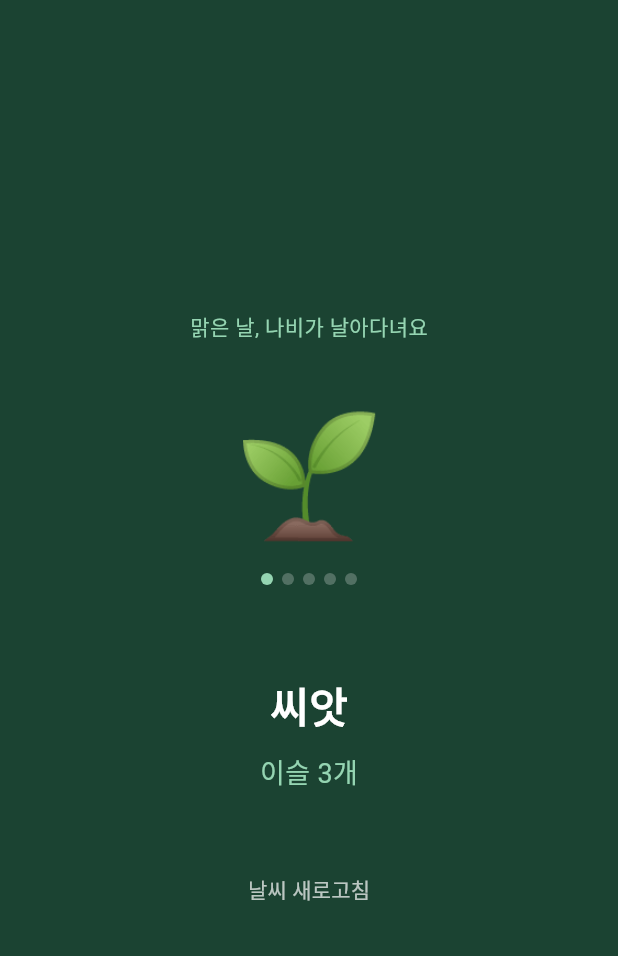
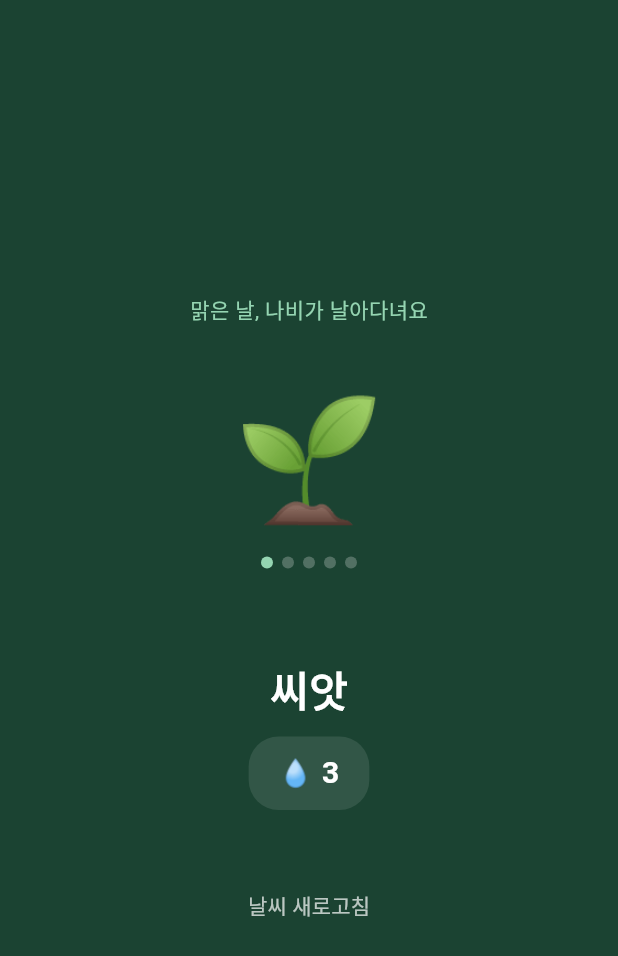
Before and after one commit to isopha2003/The_Forest_While_Asleep, a Flutter app: the screen it shows after launch, after a tap on "확인", on a phone screen of 412 x 824 dp. Shown: the top 956 px of the screen. Run offline on Flutter 3.47's test engine with Material 3 defaults, Android fonts, the phone set to English and light mode, and no system bars; our stand-ins replace flutter_riverpod, geolocator, hive_flutter; accounts and stored records are empty.

Commit message:
이슬 획득 UI 연결 (오프라인 보상, 동물 보상 애니메이션 표시)

```diff
--- a/lib/screens/forest_screen.dart
+++ b/lib/screens/forest_screen.dart
@@ -7,6 +7,7 @@ import '../services/weather_service.dart';
 import '../services/animal_service.dart';
 import '../widgets/tree_widget.dart';
 import '../widgets/animal_popup.dart';
+import '../widgets/dew_popup.dart';
 
 class ForestScreen extends ConsumerStatefulWidget {
   const ForestScreen({super.key});
@@ -21,6 +22,8 @@ class _ForestScreenState extends ConsumerState<ForestScreen> {
   bool _isLoading = true;
   bool _showGrowMessage = false;
   List<Animal> _visitingAnimals = [];
+  int _dewPopupAmount = 0;
+  bool _showDewPopup = false;
 
   @override
   void initState() {
@@ -37,6 +40,9 @@ class _ForestScreenState extends ConsumerState<ForestScreen> {
       weatherType: weather,
     );
 
+    // 오프라인 이슬 계산
+    final offlineDew = elapsed ~/ 60;
+
     setState(() {
       _forestState = _forestState.applyElapsedTime(elapsed);
       _weatherType = weather;
@@ -44,9 +50,15 @@ class _ForestScreenState extends ConsumerState<ForestScreen> {
       _isLoading = false;
     });
 
-    // 이슬 보상 적용
+    // 오프라인 이슬 팝업
+    if (offlineDew > 0) {
+      _showDew(offlineDew);
+    }
+
+    // 동물 이슬 보상
     if (animals.isNotEmpty) {
       final totalDew = animals.fold(0, (sum, a) => sum + a.dewReward);
+      Future.delayed(const Duration(milliseconds: 500), () {
         setState(() {
           _forestState = ForestState(
             treeStage: _forestState.treeStage,
@@ -54,7 +66,16 @@ class _ForestScreenState extends ConsumerState<ForestScreen> {
             lastSaved: _forestState.lastSaved,
           );
         });
+        _showDew(totalDew);
+      });
     }
+  }
+
+  void _showDew(int amount) {
+    setState(() {
+      _dewPopupAmount = amount;
+      _showDewPopup = true;
+    });
   }
 
   void _onTreeGrow() {
@@ -128,12 +149,32 @@ class _ForestScreenState extends ConsumerState<ForestScreen> {
                     ),
                   ),
                   const SizedBox(height: 12),
-                  // 이슬 보유량
+                  // 이슬 보유량 (탭하면 이슬 팝업 테스트)
+                  GestureDetector(
+                    onTap: () => _showDew(10),
+                    child: Container(
+                      padding: const EdgeInsets.symmetric(
+                        horizontal: 20, vertical: 10,
+                      ),
+                      decoration: BoxDecoration(
+                        color: Colors.white10,
+                        borderRadius: BorderRadius.circular(20),
+                      ),
+                      child: Row(
+                        mainAxisSize: MainAxisSize.min,
+                        children: [
+                          const Text('💧', style: TextStyle(fontSize: 18)),
+                          const SizedBox(width: 6),
                           Text(
-                    '이슬 ${_forestState.dewAmount}개',
+                            '${_forestState.dewAmount}',
                             style: const TextStyle(
-                      color: Color(0xFF95D5B2),
-                      fontSize: 18,
+                              color: Colors.white,
+                              fontSize: 20,
+                              fontWeight: FontWeight.bold,
+                            ),
+                          ),
+                        ],
+                      ),
                     ),
                   ),
                   const SizedBox(height: 40),
@@ -149,6 +190,23 @@ class _ForestScreenState extends ConsumerState<ForestScreen> {
               ),
             ),
           ),
+          // 이슬 획득 팝업
+          if (_showDewPopup)
+            Positioned(
+              bottom: 200,
+              left: 0,
+              right: 0,
+              child: Center(
+                child: DewPopup(
+                  amount: _dewPopupAmount,
+                  onComplete: () {
+                    if (mounted) {
+                      setState(() => _showDewPopup = false);
+                    }
+                  },
+                ),
+              ),
+            ),
           // 동물 방문 팝업
           if (_visitingAnimals.isNotEmpty)
             AnimalPopup(
```
Lines whose indentation alone changed are shown as unchanged.
